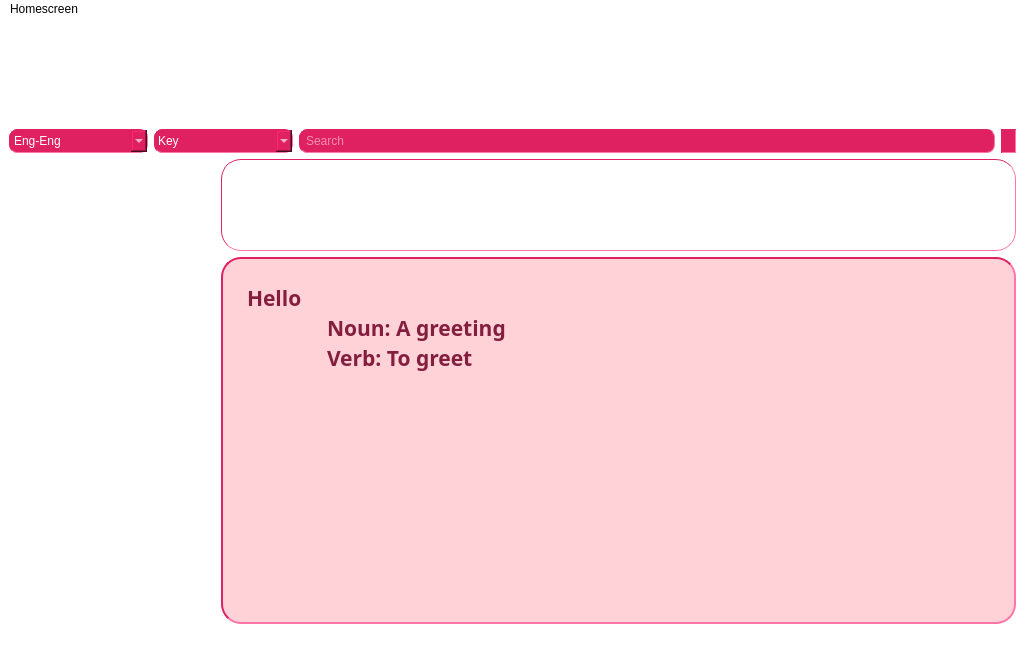
First picture: the form in mainwindow.ui, repository OHonSam/CS163_Group2_Dictionary, before the edit.
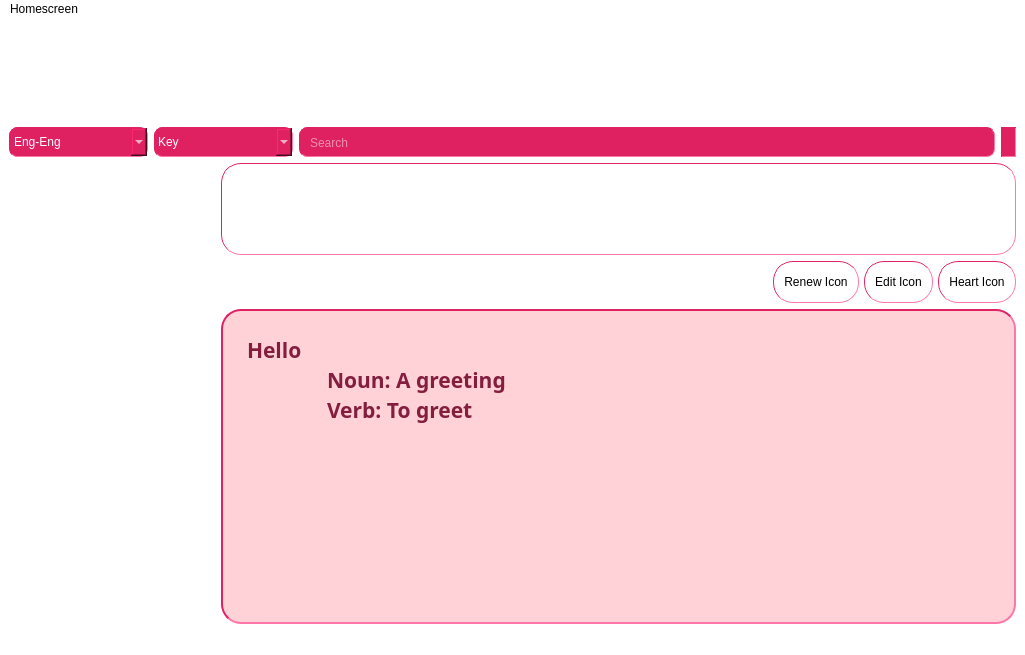
Second picture: the form after the edit. Icons and pictures are not drawn.

Commit message: add button for renew/edit/heart

```diff
--- a/mainwindow.ui
+++ b/mainwindow.ui
@@ -172,6 +172,12 @@
             <verstretch>0</verstretch>
            </sizepolicy>
           </property>
+          <property name="minimumSize">
+           <size>
+            <width>19</width>
+            <height>19</height>
+           </size>
+          </property>
           <property name="maximumSize">
            <size>
             <width>16777215</width>
@@ -179,7 +185,7 @@
            </size>
           </property>
           <property name="styleSheet">
-           <string notr="true">padding: 4px;
+           <string notr="true">padding: 8px;
 border-color: rgb(223, 34, 102);
 border-width : 1px;
 border-style:inset;
@@ -377,6 +383,85 @@
        </widget>
       </item>
       <item>
+       <layout class="QGridLayout" name="gridLayout_2">
+        <property name="bottomMargin">
+         <number>0</number>
+        </property>
+        <item row="1" column="0">
+         <layout class="QHBoxLayout" name="horizontalLayout_4">
+          <property name="spacing">
+           <number>5</number>
+          </property>
+          <property name="bottomMargin">
+           <number>0</number>
+          </property>
+          <item>
+           <spacer name="horizontalSpacer">
+            <property name="orientation">
+             <enum>Qt::Horizontal</enum>
+            </property>
+            <property name="sizeHint" stdset="0">
+             <size>
+              <width>40</width>
+              <height>20</height>
+             </size>
+            </property>
+           </spacer>
+          </item>
+          <item>
+           <widget class="QPushButton" name="pushButton_3">
+            <property name="styleSheet">
+             <string notr="true">padding: 10px;
+border-color: rgb(223, 34, 102);
+border-width : 1px;
+border-style:inset;
+border-radius: 20px;
+  min-height: 20px;
+  min-width: 20px;
+background-image: url(:/background/images/bg/slash mid bg.jpg);</string>
+            </property>
+            <property name="text">
+             <string>Renew Icon</string>
+            </property>
+           </widget>
+          </item>
+          <item>
+           <widget class="QPushButton" name="pushButton_2">
+            <property name="styleSheet">
+             <string notr="true">padding: 10px;
+border-color: rgb(223, 34, 102);
+border-width : 1px;
+border-style:inset;
+border-radius: 20px;
+  min-height: 20px;
+  min-width: 20px;
+background-image: url(:/background/images/bg/slash mid bg.jpg);</string>
+            </property>
+            <property name="text">
+             <string>Edit Icon</string>
+            </property>
+           </widget>
+          </item>
+          <item alignment="Qt::AlignRight">
+           <widget class="QPushButton" name="pushButton">
+            <property name="styleSheet">
+             <string notr="true">padding: 10px;
+border-color: rgb(223, 34, 102);
+border-width : 1px;
+border-style:inset;
+border-radius: 20px;
+  min-height: 20px;
+  min-width: 20px;
+background-image: url(:/background/images/bg/slash mid bg.jpg);</string>
+            </property>
+            <property name="text">
+             <string>Heart Icon</string>
+            </property>
+           </widget>
+          </item>
+         </layout>
+        </item>
+        <item row="2" column="0">
        <widget class="QTextBrowser" name="textBrowser">
         <property name="sizePolicy">
          <sizepolicy hsizetype="Expanding" vsizetype="Expanding">
@@ -415,6 +500,8 @@
          <string>Displaying...</string>
         </property>
        </widget>
+        </item>
+       </layout>
       </item>
      </layout>
     </item>
```
Lines whose indentation alone changed are shown as unchanged.
